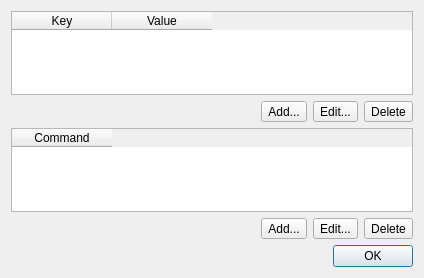
Before: the Qt Designer form development/pqSQRemoteCommandForm.ui in burlen/SciberQuestToolKit, drawn with Qt 5.
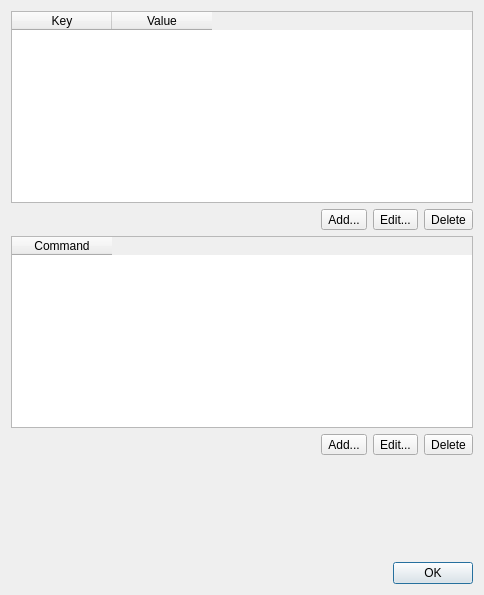
After: the same form once the commit is applied.

```diff
--- a/development/pqSQRemoteCommandForm.ui
+++ b/development/pqSQRemoteCommandForm.ui
@@ -6,8 +6,8 @@
    <rect>
     <x>0</x>
     <y>0</y>
-    <width>424</width>
-    <height>278</height>
+    <width>484</width>
+    <height>595</height>
    </rect>
   </property>
   <property name="windowTitle">
```
Left out of the diff: 6 changed lines with no effect on the pictures.
